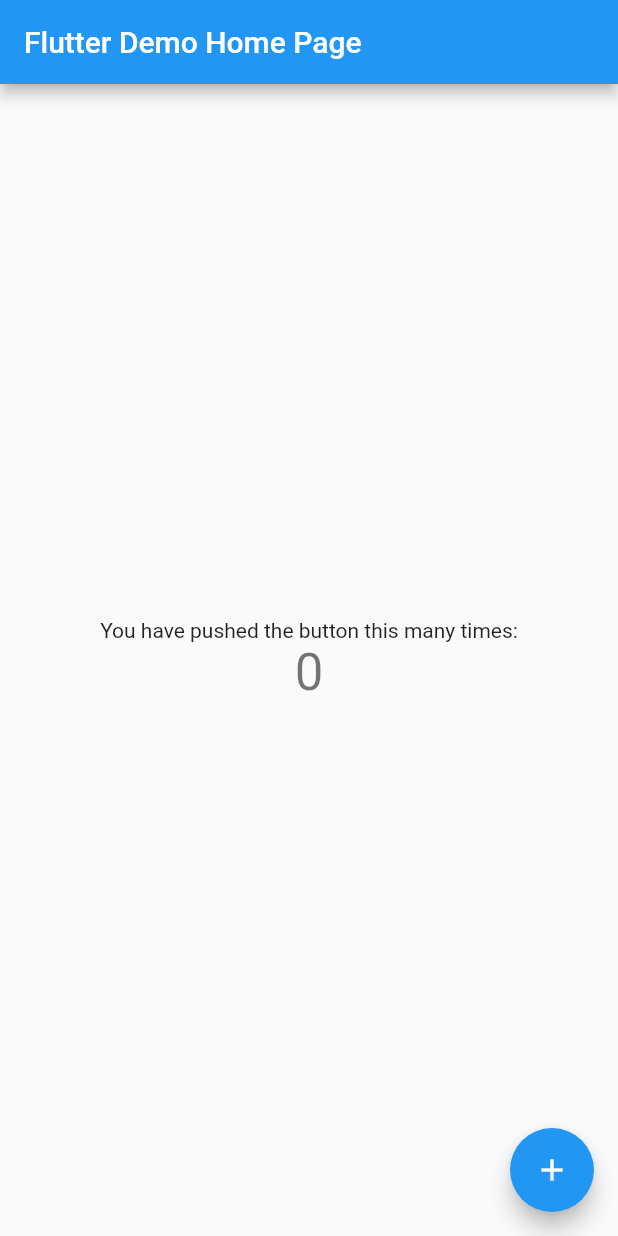
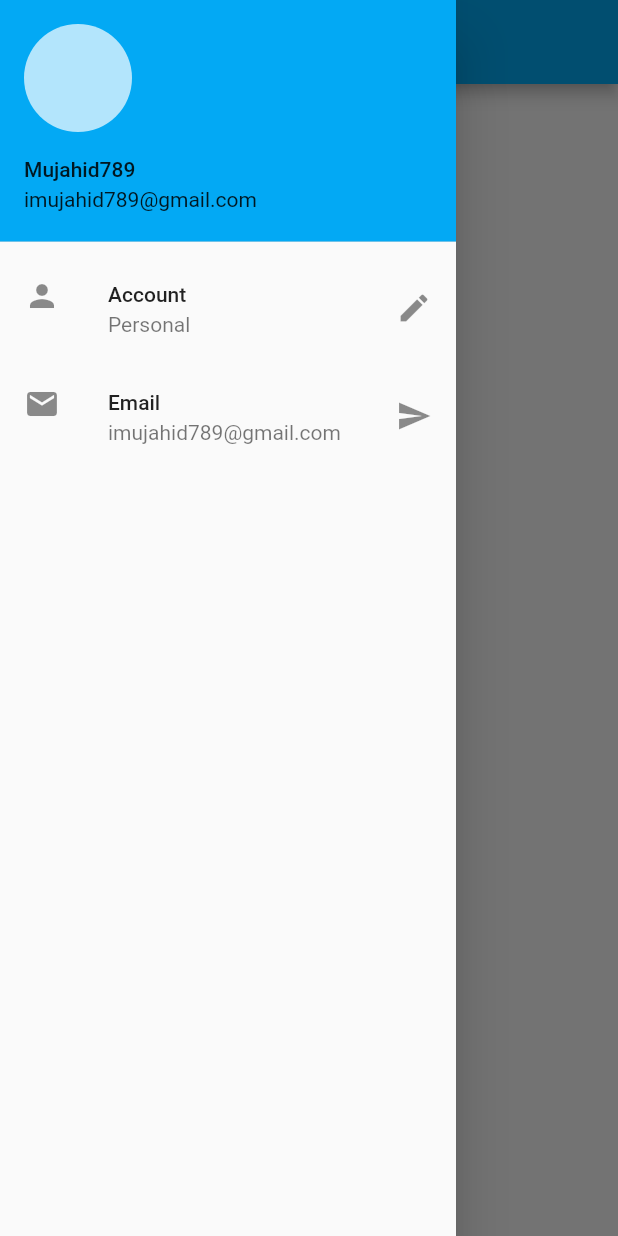
Before and after one commit to muja789/flutter_application_1, a Flutter app: the screen it shows after launch, with the side drawer open (before the commit the screen has no drawer), on a phone screen of 412 x 824 dp. Run offline on Flutter 3.47's test engine with Material 2 defaults, Android fonts, the phone set to English and light mode, and no system bars.

Commit message:
day1 completed

```diff
--- a/lib/main.dart
+++ b/lib/main.dart
@@ -1,3 +1,4 @@
+import 'package:flutter/foundation.dart';
 import 'package:flutter/material.dart';
 
 void main() {
@@ -7,61 +8,53 @@ void main() {
 class MyApp extends StatelessWidget {
   const MyApp({Key? key}) : super(key: key);
 
-  // This widget is the root of your application.
   @override
   Widget build(BuildContext context) {
     return MaterialApp(
-      title: 'Flutter Demo',
+      home: HomePage(),
       theme: ThemeData(
-        primarySwatch: Colors.blue,
+        primarySwatch: Colors.lightBlue,
       ),
-      home: const MyHomePage(title: 'Flutter Demo Home Page'),
     );
   }
 }
 
-class MyHomePage extends StatefulWidget {
-  const MyHomePage({Key? key, required this.title}) : super(key: key);
-
-  final String title;
-
-  @override
-  State<MyHomePage> createState() => _MyHomePageState();
-}
-
-class _MyHomePageState extends State<MyHomePage> {
-  int _counter = 0;
-
-  void _incrementCounter() {
-    setState(() {
-      _counter++;
-    });
-  }
-
+class HomePage extends StatelessWidget {
   @override
   Widget build(BuildContext context) {
     return Scaffold(
       appBar: AppBar(
-        title: Text(widget.title),
+        title: Center(child: Text("Application")),
       ),
-      body: Center(
-        child: Column(
-          mainAxisAlignment: MainAxisAlignment.center,
-          children: <Widget>[
-            const Text(
-              'You have pushed the button this many times:',
+      body: Container(),
+      drawer: Drawer(
+        child: ListView(
+          padding: EdgeInsets.zero,
+          children: const [
+            UserAccountsDrawerHeader(
+              accountName: Text("Mujahid789"),
+              accountEmail: Text("imujahid789@gmail.com"),
+              currentAccountPicture: CircleAvatar(),
             ),
-            Text(
-              '$_counter',
-              style: Theme.of(context).textTheme.headline4,
+            ListTile(
+              leading: Icon(Icons.person),
+              title: Text("Account"),
+              subtitle: Text("Personal"),
+              trailing: Icon(Icons.edit),
+            ),
+            ListTile(
+              leading: Icon(Icons.email),
+              title: Text("Email"),
+              subtitle: Text("imujahid789@gmail.com"),
+              trailing: Icon(Icons.send),
             ),
           ],
         ),
       ),
+      floatingActionButtonLocation: FloatingActionButtonLocation.centerDocked,
       floatingActionButton: FloatingActionButton(
-        onPressed: _incrementCounter,
-        tooltip: 'Increment',
-        child: const Icon(Icons.add),
+        onPressed: () {},
+        child: Icon(Icons.edit),
       ),
     );
   }
```
